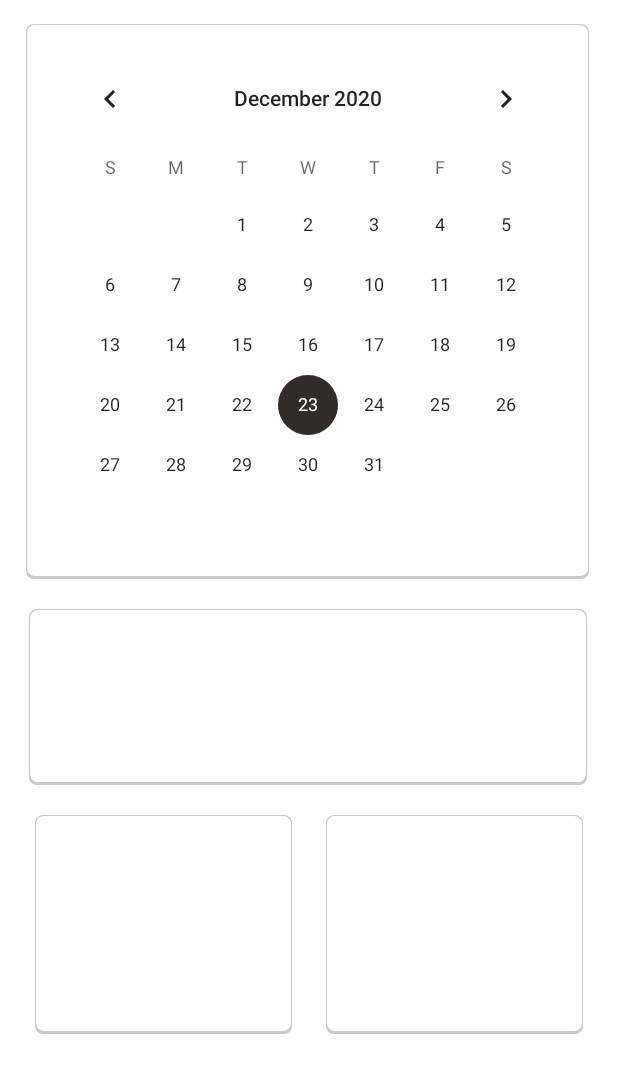
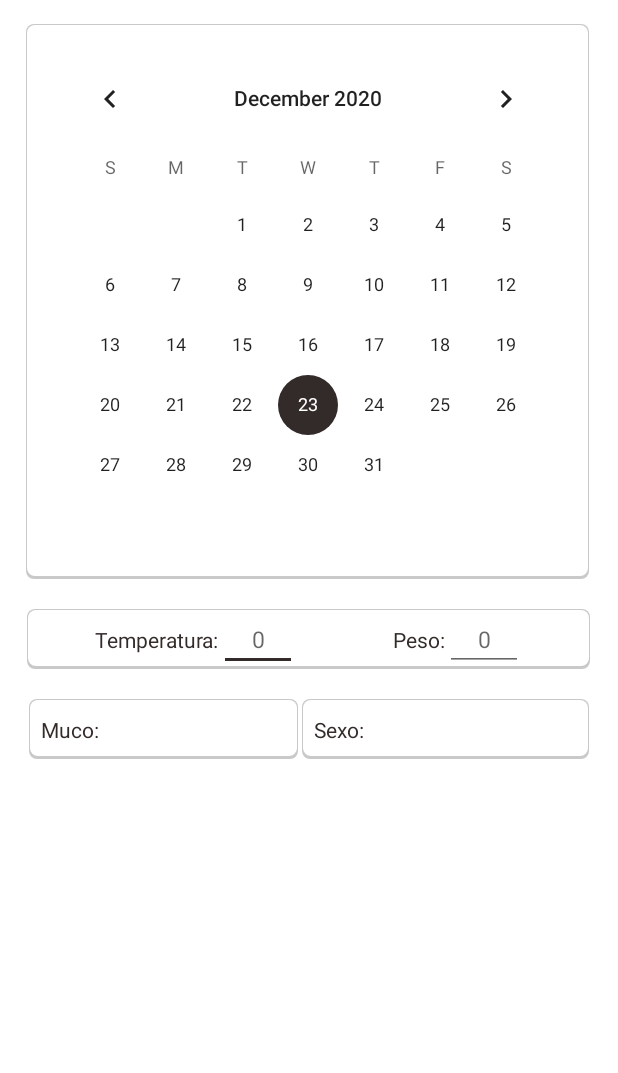
Before and after one commit to MyllaGraciani/Aima, an Android app: the layout fragment_ciclo.xml on its own in the app's theme, with its tools: preview values and no code run, on a phone screen of 412 x 824 dp. Shown: the top 1073 px of the screen. Run offline under Robolectric (Android 15) with nearby library versions, the phone set to English and light mode, and no system bars.

Commit message:
Alterado layout do fragment_ciclo.xml, fragment_anotacoes.xml e adicionado strings.

```diff
--- a/app/src/main/res/layout/fragment_anotacoes.xml
+++ b/app/src/main/res/layout/fragment_anotacoes.xml
@@ -9,6 +9,6 @@
     <TextView
         android:layout_width="match_parent"
         android:layout_height="match_parent"
-        android:text="@string/hello_blank_fragment" />
+        android:text="notes" />
 
 </FrameLayout>
--- a/app/src/main/res/layout/fragment_ciclo.xml
+++ b/app/src/main/res/layout/fragment_ciclo.xml
@@ -5,6 +5,19 @@
     android:layout_width="match_parent"
     android:layout_height="match_parent"
     tools:context=".fragment.CicloFragment">
+
+    <RelativeLayout
+        android:id="@+id/boardMuco"
+        android:layout_width="179dp"
+        android:layout_height="40dp"
+
+        android:layout_marginStart="16dp"
+        android:layout_marginTop="20dp"
+        android:background="@drawable/card_white"
+        app:layout_constraintEnd_toStartOf="@+id/boardSexo"
+        app:layout_constraintHorizontal_bias="0.5"
+        app:layout_constraintStart_toStartOf="parent"
+        app:layout_constraintTop_toBottomOf="@+id/boardTempepeso" />
 
     <RelativeLayout
         android:id="@+id/boardCalendar"
@@ -31,9 +44,9 @@
         app:layout_constraintTop_toTopOf="@+id/boardCalendar" />
 
     <RelativeLayout
-        android:id="@+id/whiteTemperatura"
-        android:layout_width="372dp"
-        android:layout_height="117dp"
+        android:id="@+id/boardTempepeso"
+        android:layout_width="375dp"
+        android:layout_height="40dp"
 
         android:layout_marginStart="16dp"
         android:layout_marginTop="20dp"
@@ -47,36 +60,102 @@
     </RelativeLayout>
 
     <RelativeLayout
-        android:id="@+id/whiteBottom2"
-        android:layout_width="171dp"
-        android:layout_height="146dp"
+        android:id="@+id/boardSexo"
+        android:layout_width="191dp"
+        android:layout_height="40dp"
 
         android:layout_marginTop="20dp"
+        android:layout_marginEnd="16dp"
         android:background="@drawable/card_white"
-        app:layout_constraintBottom_toBottomOf="parent"
-        app:layout_constraintEnd_toStartOf="@+id/whiteBottom1"
+        app:layout_constraintEnd_toEndOf="parent"
         app:layout_constraintHorizontal_bias="0.5"
-        app:layout_constraintStart_toStartOf="parent"
-        app:layout_constraintTop_toBottomOf="@+id/whiteTemperatura"
-        app:layout_constraintVertical_bias="0.0">
+        app:layout_constraintStart_toEndOf="@+id/boardMuco"
+        app:layout_constraintTop_toBottomOf="@+id/boardTempepeso">
 
     </RelativeLayout>
 
-    <RelativeLayout
-        android:id="@+id/whiteBottom1"
-        android:layout_width="171dp"
-        android:layout_height="146dp"
+    <TextView
+        android:id="@+id/txtTemperatura"
+        android:layout_width="wrap_content"
+        android:layout_height="wrap_content"
+        android:text="@string/temperatura"
+        android:textColor="@color/am_black"
+        app:layout_constraintBottom_toBottomOf="@+id/boardTempepeso"
+        app:layout_constraintEnd_toStartOf="@+id/inputTemperatura"
+        app:layout_constraintHorizontal_bias="0.5"
+        app:layout_constraintHorizontal_chainStyle="packed"
+        app:layout_constraintStart_toEndOf="@+id/boardTempepeso"
+        app:layout_constraintTop_toTopOf="@+id/boardTempepeso" />
 
-        android:layout_marginTop="20dp"
-        android:background="@drawable/card_white"
-        app:layout_constraintBottom_toBottomOf="parent"
-        app:layout_constraintEnd_toEndOf="parent"
+    <EditText
+        android:id="@+id/inputTemperatura"
+        android:layout_width="52dp"
+        android:layout_height="wrap_content"
+        android:layout_marginEnd="32dp"
+        android:ems="10"
+        android:hint="@string/numDefault"
+        android:importantForAutofill="no"
+        android:inputType="number"
+        android:textAlignment="center"
+        android:textColor="@color/am_black"
+        android:textSize="15sp"
+        app:layout_constraintBottom_toBottomOf="@+id/boardTempepeso"
+        app:layout_constraintEnd_toStartOf="@+id/txtPeso"
         app:layout_constraintHorizontal_bias="0.5"
-        app:layout_constraintStart_toEndOf="@+id/whiteBottom2"
-        app:layout_constraintTop_toBottomOf="@+id/whiteTemperatura"
-        app:layout_constraintVertical_bias="0.0">
+        app:layout_constraintStart_toEndOf="@+id/txtTemperatura"
+        app:layout_constraintTop_toTopOf="@+id/boardTempepeso" />
 
-    </RelativeLayout>
+    <EditText
+        android:id="@+id/inputPeso"
+        android:layout_width="52dp"
+        android:layout_height="wrap_content"
+        android:ems="10"
+        android:hint="@string/numDefault"
+        android:importantForAutofill="no"
+        android:inputType="number"
+        android:textAlignment="center"
+        android:textColor="@color/am_black"
+        android:textSize="15sp"
+        app:layout_constraintBottom_toBottomOf="@+id/boardTempepeso"
+        app:layout_constraintEnd_toStartOf="@+id/boardTempepeso"
+        app:layout_constraintHorizontal_bias="0.5"
+        app:layout_constraintStart_toEndOf="@+id/txtPeso"
+        app:layout_constraintTop_toTopOf="@+id/boardTempepeso" />
+
+    <TextView
+        android:id="@+id/txtPeso"
+        android:layout_width="wrap_content"
+        android:layout_height="wrap_content"
+        android:layout_marginStart="32dp"
+        android:text="@string/peso"
+        android:textColor="@color/am_black"
+        app:layout_constraintBottom_toBottomOf="@+id/boardTempepeso"
+        app:layout_constraintEnd_toStartOf="@+id/inputPeso"
+        app:layout_constraintHorizontal_bias="0.5"
+        app:layout_constraintStart_toEndOf="@+id/inputTemperatura"
+        app:layout_constraintTop_toTopOf="@+id/boardTempepeso" />
+
+    <TextView
+        android:id="@+id/txtSexo"
+        android:layout_width="wrap_content"
+        android:layout_height="wrap_content"
+        android:layout_marginStart="8dp"
+        android:text="@string/txtSexo"
+        android:textColor="@color/am_black"
+        app:layout_constraintBottom_toBottomOf="@+id/boardSexo"
+        app:layout_constraintStart_toStartOf="@+id/boardSexo"
+        app:layout_constraintTop_toTopOf="@+id/boardSexo" />
+
+    <TextView
+        android:id="@+id/txtMuco"
+        android:layout_width="wrap_content"
+        android:layout_height="wrap_content"
+        android:layout_marginStart="8dp"
+        android:text="@string/txtMuco"
+        android:textColor="@color/am_black"
+        app:layout_constraintBottom_toBottomOf="@+id/boardMuco"
+        app:layout_constraintStart_toStartOf="@+id/boardMuco"
+        app:layout_constraintTop_toTopOf="@+id/boardMuco" />
 
 
 </androidx.constraintlayout.widget.ConstraintLayout>
--- a/app/src/main/res/values/strings.xml
+++ b/app/src/main/res/values/strings.xml
@@ -21,6 +21,11 @@
     <string name="menu_home">Home</string>
     <string name="menu_gallery">Gallery</string>
     <string name="menu_slideshow">Slideshow</string>
-    <!-- TODO: Remove or change this placeholder text -->
-    <string name="hello_blank_fragment">Hello blank fragment</string>
+
+
+    <string name="numDefault">0</string>
+    <string name="temperatura">Temperatura:</string>
+    <string name="peso">Peso:</string>
+    <string name="txtSexo">Sexo:</string>
+    <string name="txtMuco">Muco:</string>
 </resources>
```
